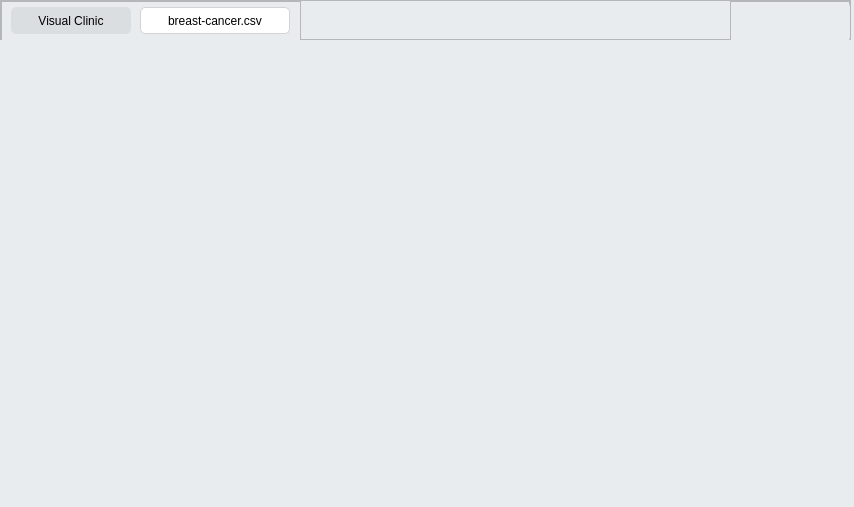
The window that visual-clinic/mainwindow.ui (gtxzsxxk/visual-clinic) describes before a commit, drawn with Qt 5.
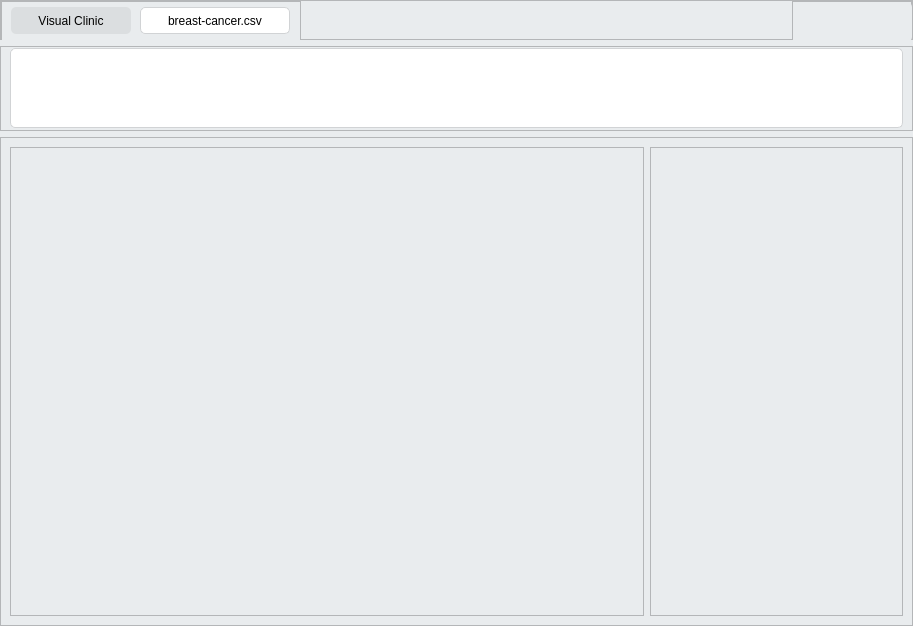
The same window after the commit. Icons and pictures are not drawn.

Commit message: feat: main ui design layout

Patch:
```diff
--- a/visual-clinic/mainwindow.ui
+++ b/visual-clinic/mainwindow.ui
@@ -6,8 +6,8 @@
    <rect>
     <x>0</x>
     <y>0</y>
-    <width>854</width>
-    <height>507</height>
+    <width>913</width>
+    <height>626</height>
    </rect>
   </property>
   <property name="windowTitle">
@@ -19,15 +19,21 @@
 }</string>
   </property>
   <widget class="QWidget" name="centralwidget">
+   <layout class="QVBoxLayout" name="verticalLayout">
+    <property name="leftMargin">
+     <number>0</number>
+    </property>
+    <property name="topMargin">
+     <number>0</number>
+    </property>
+    <property name="rightMargin">
+     <number>0</number>
+    </property>
+    <property name="bottomMargin">
+     <number>0</number>
+    </property>
+    <item>
    <widget class="QFrame" name="frame">
-    <property name="geometry">
-     <rect>
-      <x>0</x>
-      <y>0</y>
-      <width>851</width>
-      <height>40</height>
-     </rect>
-    </property>
     <property name="sizePolicy">
      <sizepolicy hsizetype="Preferred" vsizetype="Fixed">
       <horstretch>0</horstretch>
@@ -356,6 +362,118 @@
      </item>
     </layout>
    </widget>
+    </item>
+    <item>
+     <widget class="QFrame" name="frame_7">
+      <property name="minimumSize">
+       <size>
+        <width>0</width>
+        <height>85</height>
+       </size>
+      </property>
+      <property name="maximumSize">
+       <size>
+        <width>16777215</width>
+        <height>85</height>
+       </size>
+      </property>
+      <property name="styleSheet">
+       <string notr="true">QFrame{
+	background:rgb(233, 236, 238)
+}</string>
+      </property>
+      <property name="frameShape">
+       <enum>QFrame::StyledPanel</enum>
+      </property>
+      <property name="frameShadow">
+       <enum>QFrame::Raised</enum>
+      </property>
+      <layout class="QVBoxLayout" name="verticalLayout_2">
+       <property name="topMargin">
+        <number>0</number>
+       </property>
+       <property name="bottomMargin">
+        <number>0</number>
+       </property>
+       <item>
+        <widget class="QFrame" name="frame_4">
+         <property name="minimumSize">
+          <size>
+           <width>0</width>
+           <height>80</height>
+          </size>
+         </property>
+         <property name="maximumSize">
+          <size>
+           <width>16777215</width>
+           <height>80</height>
+          </size>
+         </property>
+         <property name="styleSheet">
+          <string notr="true">QFrame{
+	background:white;
+border:none;
+border-radius:5px;
+padding: 3px 10px 3px 10px;
+border:1px solid #D1D3D5;
+}</string>
+         </property>
+         <property name="frameShape">
+          <enum>QFrame::StyledPanel</enum>
+         </property>
+         <property name="frameShadow">
+          <enum>QFrame::Raised</enum>
+         </property>
+        </widget>
+       </item>
+      </layout>
+     </widget>
+    </item>
+    <item>
+     <widget class="QFrame" name="frame_5">
+      <property name="styleSheet">
+       <string notr="true">QFrame{
+	background:rgb(233, 236, 238)
+}</string>
+      </property>
+      <property name="frameShape">
+       <enum>QFrame::StyledPanel</enum>
+      </property>
+      <property name="frameShadow">
+       <enum>QFrame::Raised</enum>
+      </property>
+      <layout class="QVBoxLayout" name="verticalLayout_3">
+       <item>
+        <layout class="QHBoxLayout" name="horizontalLayout_4" stretch="5,2">
+         <property name="spacing">
+          <number>6</number>
+         </property>
+         <item>
+          <widget class="QFrame" name="frame_6">
+           <property name="frameShape">
+            <enum>QFrame::StyledPanel</enum>
+           </property>
+           <property name="frameShadow">
+            <enum>QFrame::Raised</enum>
+           </property>
+          </widget>
+         </item>
+         <item>
+          <widget class="QFrame" name="frame_8">
+           <property name="frameShape">
+            <enum>QFrame::StyledPanel</enum>
+           </property>
+           <property name="frameShadow">
+            <enum>QFrame::Raised</enum>
+           </property>
+          </widget>
+         </item>
+        </layout>
+       </item>
+      </layout>
+     </widget>
+    </item>
+   </layout>
   </widget>
  </widget>
  <resources>
```
Lines whose indentation alone changed are shown as unchanged.
